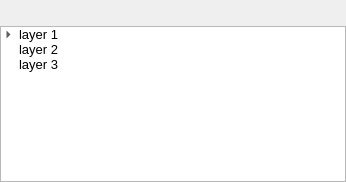
Above: jakarto_layers_qgis/ui/main_panel.ui from jakarto3d/jakarto-layers-qgis-plugin before the change. Below: the same form after it.
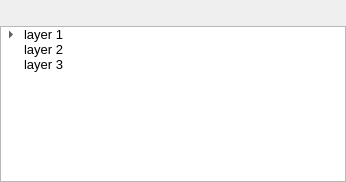
That is the form after the change. Icons and pictures are not drawn.

Commit message: increase arrow size in tree view

Diff of the .ui file:
```diff
--- a/jakarto_layers_qgis/ui/main_panel.ui
+++ b/jakarto_layers_qgis/ui/main_panel.ui
@@ -195,8 +195,11 @@
         <pointsize>10</pointsize>
        </font>
       </property>
+      <property name="styleSheet">
+       <string notr="true">QTreeView { qproperty-indentation: 20; }</string>
+      </property>
       <property name="indentation">
-       <number>15</number>
+       <number>20</number>
       </property>
       <attribute name="headerVisible">
        <bool>false</bool>
```
